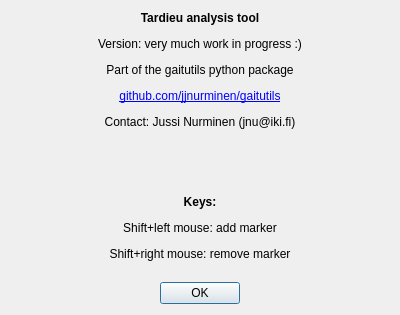
First picture: the form in gaitutils/gui/tardieu_help_dialog.ui, repository NCH-Motion-Laboratory/gaitutils, before the edit.
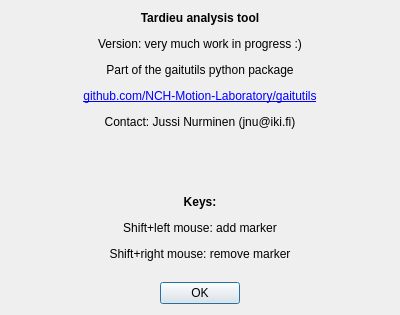
Second picture: the form after the edit.

The edit to the form file:
```diff
--- a/gaitutils/gui/tardieu_help_dialog.ui
+++ b/gaitutils/gui/tardieu_help_dialog.ui
@@ -17,7 +17,7 @@
    <item>
     <widget class="QLabel" name="label">
      <property name="text">
-      <string>&lt;html&gt;&lt;head/&gt;&lt;body&gt;&lt;p&gt;&lt;span style=&quot; font-weight:600;&quot;&gt;Tardieu analysis tool&lt;/span&gt;&lt;/p&gt;&lt;p&gt;Version: very much work in progress :)&lt;/p&gt;&lt;p&gt;Part of the gaitutils python package&lt;/p&gt;&lt;p&gt;&lt;a href=&quot;github.com/jjnurminen/gaitutils&quot;&gt;&lt;span style=&quot; text-decoration: underline; color:#0000ff;&quot;&gt;github.com/jjnurminen/gaitutils&lt;/span&gt;&lt;/a&gt;&lt;/p&gt;&lt;p&gt;Contact: Jussi Nurminen (jnu@iki.fi)&lt;br/&gt;&lt;/p&gt;&lt;p&gt;&lt;br/&gt;&lt;/p&gt;&lt;p&gt;&lt;span style=&quot; font-weight:600;&quot;&gt;Keys:&lt;/span&gt;&lt;/p&gt;&lt;p&gt;Shift+left mouse: add marker&lt;/p&gt;&lt;p&gt;Shift+right mouse: remove marker&lt;/p&gt;&lt;/body&gt;&lt;/html&gt;</string>
+      <string>&lt;html&gt;&lt;head/&gt;&lt;body&gt;&lt;p&gt;&lt;span style=&quot; font-weight:600;&quot;&gt;Tardieu analysis tool&lt;/span&gt;&lt;/p&gt;&lt;p&gt;Version: very much work in progress :)&lt;/p&gt;&lt;p&gt;Part of the gaitutils python package&lt;/p&gt;&lt;p&gt;&lt;a href=&quot;github.com/NCH-Motion-Laboratory/gaitutils&quot;&gt;&lt;span style=&quot; text-decoration: underline; color:#0000ff;&quot;&gt;github.com/NCH-Motion-Laboratory/gaitutils&lt;/span&gt;&lt;/a&gt;&lt;/p&gt;&lt;p&gt;Contact: Jussi Nurminen (jnu@iki.fi)&lt;br/&gt;&lt;/p&gt;&lt;p&gt;&lt;br/&gt;&lt;/p&gt;&lt;p&gt;&lt;span style=&quot; font-weight:600;&quot;&gt;Keys:&lt;/span&gt;&lt;/p&gt;&lt;p&gt;Shift+left mouse: add marker&lt;/p&gt;&lt;p&gt;Shift+right mouse: remove marker&lt;/p&gt;&lt;/body&gt;&lt;/html&gt;</string>
      </property>
      <property name="alignment">
       <set>Qt::AlignCenter</set>
```
